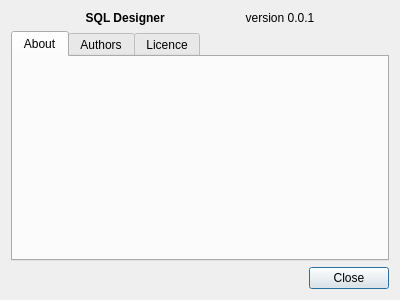
Qt form src/ui/aboutdialog.ui (apavelm/qsqldesigner) before a commit.
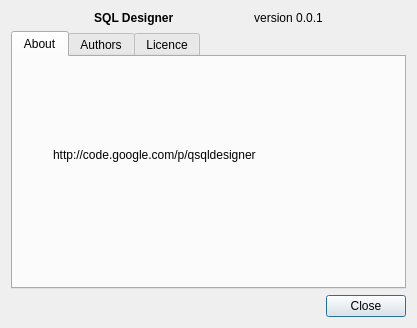
The same form after that commit.

The edit to the form file:
```diff
--- a/src/ui/aboutdialog.ui
+++ b/src/ui/aboutdialog.ui
@@ -6,8 +6,8 @@
    <rect>
     <x>0</x>
     <y>0</y>
-    <width>400</width>
-    <height>300</height>
+    <width>417</width>
+    <height>328</height>
    </rect>
   </property>
   <property name="windowTitle">
@@ -39,6 +39,19 @@
         <attribute name="title">
          <string>About</string>
         </attribute>
+        <widget class="QLabel" name="label">
+         <property name="geometry">
+          <rect>
+           <x>40</x>
+           <y>90</y>
+           <width>251</width>
+           <height>16</height>
+          </rect>
+         </property>
+         <property name="text">
+          <string>http://code.google.com/p/qsqldesigner</string>
+         </property>
+        </widget>
        </widget>
        <widget class="QWidget" name="tabAuthors">
         <attribute name="title">
```
Left out of the diff: 5 changed lines with no effect on the pictures.
